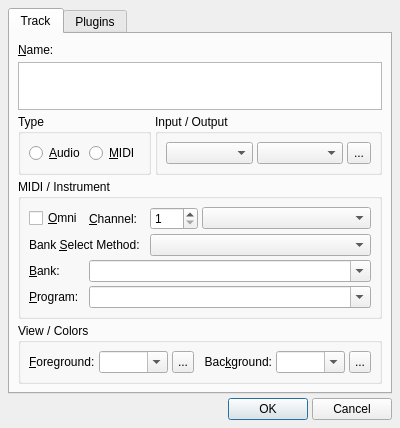
This is src/qtractorTrackForm.ui in rncbc/qtractor as Qt 5 draws it before an edit. The edited form follows.
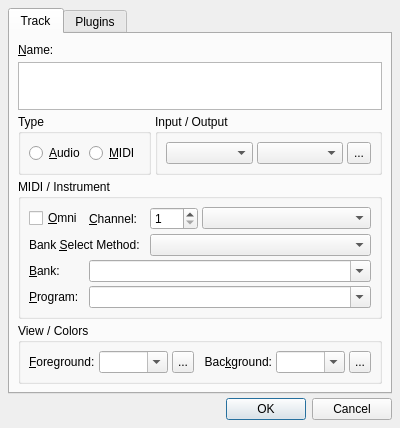
This is the edited form. Icons and pictures are not drawn. Custom widgets are drawn as their Qt base class.

Commit message: - General standard dialog buttons layout is now in place.

The edit to the form file:
```diff
--- a/src/qtractorTrackForm.ui
+++ b/src/qtractorTrackForm.ui
@@ -615,47 +615,14 @@
     </widget>
    </item>
    <item>
-    <layout class="QHBoxLayout" >
-     <property name="spacing" >
-      <number>4</number>
+    <widget class="QDialogButtonBox" name="DialogButtonBox">
+     <property name="orientation">
+      <enum>Qt::Horizontal</enum>
      </property>
-     <property name="margin" >
-      <number>0</number>
+     <property name="standardButtons">
+      <set>QDialogButtonBox::Cancel|QDialogButtonBox::Ok</set>
      </property>
-     <item>
-      <spacer>
-       <property name="orientation" >
-        <enum>Qt::Horizontal</enum>
-       </property>
-       <property name="sizeHint" >
-        <size>
-         <width>8</width>
-         <height>8</height>
-        </size>
-       </property>
-      </spacer>
-     </item>
-     <item>
-      <widget class="QPushButton" name="OkPushButton" >
-       <property name="text" >
-        <string>OK</string>
-       </property>
-       <property name="icon" >
-        <iconset resource="qtractor.qrc" >:/images/formAccept.png</iconset>
-       </property>
-      </widget>
-     </item>
-     <item>
-      <widget class="QPushButton" name="CancelPushButton" >
-       <property name="text" >
-        <string>Cancel</string>
-       </property>
-       <property name="icon" >
-        <iconset resource="qtractor.qrc" >:/images/formReject.png</iconset>
-       </property>
-      </widget>
-     </item>
-    </layout>
+    </widget>
    </item>
   </layout>
  </widget>
```
Left out of the diff: 3 changed lines with no effect on the pictures. The commit also changes 26 other files.
